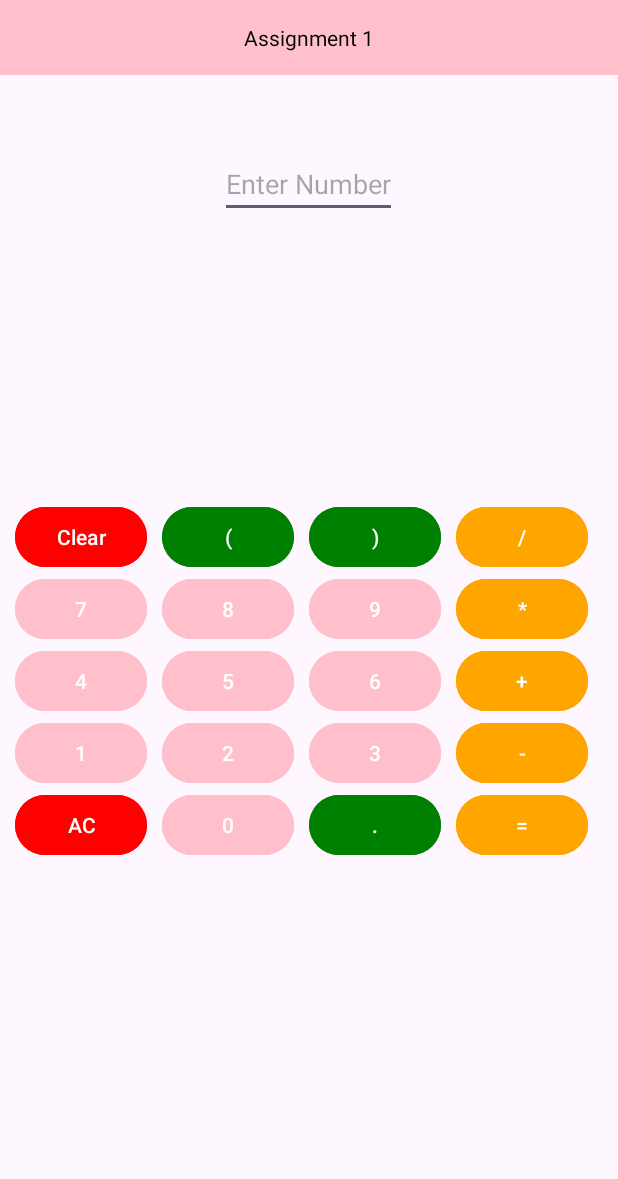
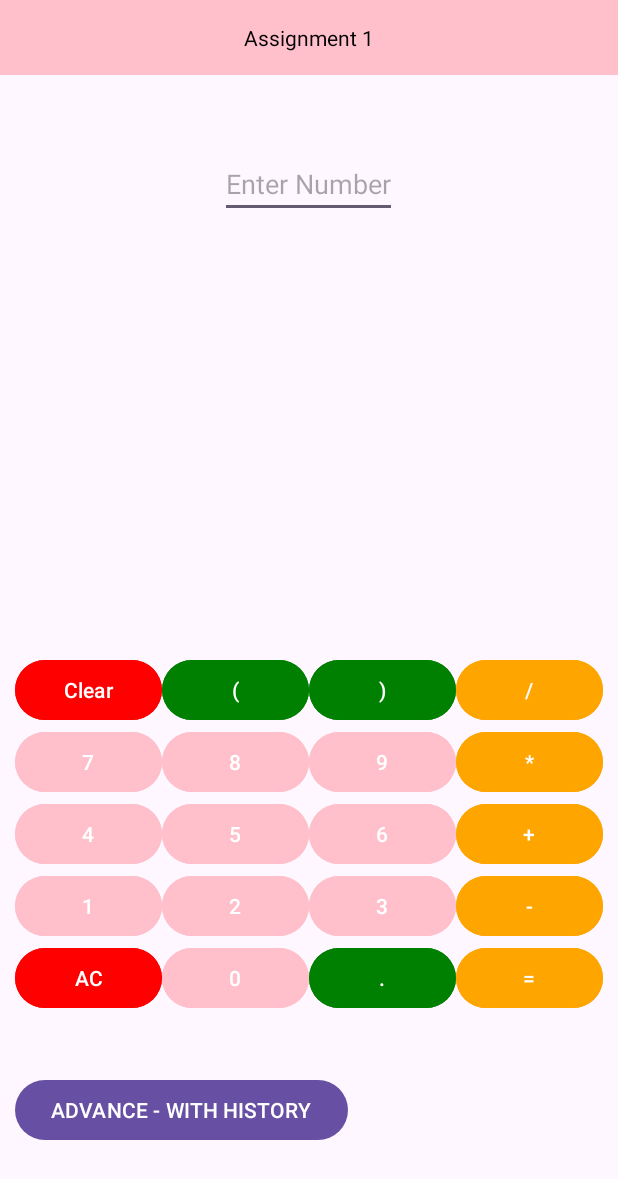
Before and after one commit to amnipriyasowrirajan/CaculatorAndroid, an Android app: the screen it shows after launch (MainActivity), on a phone screen of 412 x 824 dp. Shown: the top 1179 px of the screen. Run offline under Robolectric (Android 15) with nearby library versions, the phone set to English and light mode, and no system bars.

Commit message:
calculator with history

```diff
--- a/app/src/main/java/com/example/basiccalculator/MainActivity.java
+++ b/app/src/main/java/com/example/basiccalculator/MainActivity.java
@@ -1,5 +1,6 @@
 package com.example.basiccalculator;
 
+import android.content.Intent;
 import android.os.Bundle;
 import android.view.View;
 import android.widget.Button;
@@ -11,19 +12,24 @@ import androidx.core.graphics.Insets;
 import androidx.core.view.ViewCompat;
 import androidx.core.view.WindowInsetsCompat;
 
+import java.util.Stack;
+
 public class MainActivity extends AppCompatActivity {
-    float f1,f2,f;
-    Boolean add,sub,mul,div;
+    private StringBuilder history = new StringBuilder(); // Store history of calculations
+
     @Override
     protected void onCreate(Bundle savedInstanceState) {
         super.onCreate(savedInstanceState);
         EdgeToEdge.enable(this);
         setContentView(R.layout.activity_main);
+
         ViewCompat.setOnApplyWindowInsetsListener(findViewById(R.id.main), (v, insets) -> {
             Insets systemBars = insets.getInsets(WindowInsetsCompat.Type.systemBars());
             v.setPadding(systemBars.left, systemBars.top, systemBars.right, systemBars.bottom);
             return insets;
         });
+
+        // Buttons
         Button b1 = findViewById(R.id.b1);
         Button b2 = findViewById(R.id.b2);
         Button b3 = findViewById(R.id.b3);
@@ -38,206 +44,137 @@ public class MainActivity extends AppCompatActivity {
         Button bsub = findViewById(R.id.bsub);
         Button bmul = findViewById(R.id.bmultiple);
         Button bdiv = findViewById(R.id.bdiv);
+        Button bopen = findViewById(R.id.bopen);   // Button for '('
+        Button bclose = findViewById(R.id.bclose); // Button for ')'
         Button bequal = findViewById(R.id.bequal);
         Button bdot = findViewById(R.id.bdot);
         Button bc = findViewById(R.id.bc);
         Button bac = findViewById(R.id.bac);
-// Create Object for Edittext
+        Button bhistory = findViewById(R.id.bhistory); // History button
+
         EditText et = findViewById(R.id.edit);
 
-b1.setOnClickListener(new View.OnClickListener() {
-    @Override
-    public void onClick(View view) {
+        // Number Buttons
+        View.OnClickListener numberListener = v -> {
+            Button button = (Button) v;
+            et.setText(et.getText().toString() + button.getText().toString());
+        };
 
-        et.setText(et.getText()+"1");
+        b1.setOnClickListener(numberListener);
+        b2.setOnClickListener(numberListener);
+        b3.setOnClickListener(numberListener);
+        b4.setOnClickListener(numberListener);
+        b5.setOnClickListener(numberListener);
+        b6.setOnClickListener(numberListener);
+        b7.setOnClickListener(numberListener);
+        b8.setOnClickListener(numberListener);
+        b9.setOnClickListener(numberListener);
+        b0.setOnClickListener(numberListener);
 
-    }
-});
-        b1.setOnClickListener(new View.OnClickListener() {
-            @Override
-            public void onClick(View view) {
+        // Parentheses Buttons
+        bopen.setOnClickListener(view -> et.setText(et.getText().toString() + "("));
+        bclose.setOnClickListener(view -> et.setText(et.getText().toString() + ")"));
 
-                et.setText(et.getText()+"1");
+        // Clear Buttons
+        bc.setOnClickListener(view -> et.setText(""));
+        bac.setOnClickListener(view -> et.setText(""));
 
-            }
+        // Operator Buttons
+        badd.setOnClickListener(view -> et.setText(et.getText().toString() + "+"));
+        bsub.setOnClickListener(view -> et.setText(et.getText().toString() + "-"));
+        bmul.setOnClickListener(view -> et.setText(et.getText().toString() + "*"));
+        bdiv.setOnClickListener(view -> et.setText(et.getText().toString() + "/"));
+
+        // Dot Button
+        bdot.setOnClickListener(view -> {
+            String currentText = et.getText().toString();
+            et.setText(currentText + ".");
         });
-        b2.setOnClickListener(new View.OnClickListener() {
-            @Override
-            public void onClick(View view) {
 
-                et.setText(et.getText()+"2");
+        // Equals Button
+        bequal.setOnClickListener(view -> {
+            String expression = et.getText().toString();
+            try {
+                double result = evaluateExpression(expression);
+                et.setText(String.valueOf(result));
 
-            }
-        });
-        b3.setOnClickListener(new View.OnClickListener() {
-            @Override
-            public void onClick(View view) {
+                // Append the result to the history
+                history.append(expression).append(" = ").append(result).append("\n");
 
-                et.setText(et.getText()+"3");
-
-            }
-        });
-        b4.setOnClickListener(new View.OnClickListener() {
-            @Override
-            public void onClick(View view) {
-
-                et.setText(et.getText()+"4");
-
-            }
-        });
-        b5.setOnClickListener(new View.OnClickListener() {
-            @Override
-            public void onClick(View view) {
-
-                et.setText(et.getText()+"5");
-
-            }
-        });
-        b6.setOnClickListener(new View.OnClickListener() {
-            @Override
-            public void onClick(View view) {
-
-                et.setText(et.getText()+"6");
-
-            }
-        });
-        b7.setOnClickListener(new View.OnClickListener() {
-            @Override
-            public void onClick(View view) {
-
-                et.setText(et.getText()+"7");
-
-            }
-        });
-        b8.setOnClickListener(new View.OnClickListener() {
-            @Override
-            public void onClick(View view) {
-
-                et.setText(et.getText()+"8");
-
-            }
-        });
-        b9.setOnClickListener(new View.OnClickListener() {
-            @Override
-            public void onClick(View view) {
-
-                et.setText(et.getText()+"9");
-
-            }
-        });
-        b0.setOnClickListener(new View.OnClickListener() {
-            @Override
-            public void onClick(View view) {
-
-                et.setText(et.getText()+"0");
-
+            } catch (Exception e) {
+                et.setText("Error");
             }
         });
 
-        bc.setOnClickListener(new View.OnClickListener() {
-            @Override
-            public void onClick(View view) {
+        // History Button - Launch SecondActivity to show history
+        bhistory.setOnClickListener(view -> {
+            Intent intent = new Intent(MainActivity.this, SecondActivity.class);
+            intent.putExtra("history", history.toString());
+            startActivity(intent);
+        });
+    }
 
-                et.setText("");
+    // Function to evaluate a mathematical expression with parentheses
+    private double evaluateExpression(String expression) {
+        Stack<Double> values = new Stack<>();
+        Stack<Character> operators = new Stack<>();
+        char[] tokens = expression.toCharArray();
 
+        for (int i = 0; i < tokens.length; i++) {
+            if (tokens[i] == ' ') continue;
+
+            // If the character is a number
+            if (tokens[i] >= '0' && tokens[i] <= '9' || tokens[i] == '.') {
+                StringBuilder sb = new StringBuilder();
+                while (i < tokens.length && (tokens[i] >= '0' && tokens[i] <= '9' || tokens[i] == '.')) {
+                    sb.append(tokens[i++]);
+                }
+                values.push(Double.parseDouble(sb.toString()));
+                i--; // Correct index after loop
             }
-        });
-        bac.setOnClickListener(new View.OnClickListener() {
-            @Override
-            public void onClick(View view) {
+            // If the character is an opening parenthesis
+            else if (tokens[i] == '(') {
+                operators.push(tokens[i]);
+            }
+            // If the character is a closing parenthesis
+            else if (tokens[i] == ')') {
+                while (!operators.isEmpty() && operators.peek() != '(') {
+                    values.push(applyOperator(operators.pop(), values.pop(), values.pop()));
+                }
+                operators.pop();
+            }
+            // If the character is an operator
+            else if (tokens[i] == '+' || tokens[i] == '-' || tokens[i] == '*' || tokens[i] == '/') {
+                while (!operators.isEmpty() && hasPrecedence(tokens[i], operators.peek())) {
+                    values.push(applyOperator(operators.pop(), values.pop(), values.pop()));
+                }
+                operators.push(tokens[i]);
+            }
+        }
 
-                et.setText("");
+        // Apply remaining operators
+        while (!operators.isEmpty()) {
+            values.push(applyOperator(operators.pop(), values.pop(), values.pop()));
+        }
 
-            }
-        });
-        bdot.setOnClickListener(new View.OnClickListener() {
-            @Override
-            public void onClick(View view) {
+        return values.pop();
+    }
 
-                et.setText(".");
+    // Helper method to check operator precedence
+    private boolean hasPrecedence(char op1, char op2) {
+        if (op2 == '(' || op2 == ')') return false;
+        if ((op1 == '*' || op1 == '/') && (op2 == '+' || op2 == '-')) return false;
+        return true;
+    }
 
-            }
-        });
-
-        // Logics for add,sub,mul,div
-
-      badd.setOnClickListener(new View.OnClickListener() {
-          @Override
-          public void onClick(View view) {
-              f1 = Float.parseFloat(et.getText().toString());
-              et.setText("");
-              add = true;
-
-          }
-      });
-        bsub.setOnClickListener(new View.OnClickListener() {
-            @Override
-            public void onClick(View view) {
-                f1 = Float.parseFloat(et.getText().toString());
-                et.setText("");
-                sub = true;
-
-            }
-        });
-
-        bmul.setOnClickListener(new View.OnClickListener() {
-            @Override
-            public void onClick(View view) {
-                f1 = Float.parseFloat(et.getText().toString());
-                et.setText("");
-                mul = true;
-
-            }
-        });
-
-        bdiv.setOnClickListener(new View.OnClickListener() {
-            @Override
-            public void onClick(View view) {
-                f1 = Float.parseFloat(et.getText().toString());
-                et.setText("");
-                div = true;
-
-            }
-        });
-
-        // equals
-        bequal.setOnClickListener(new View.OnClickListener() {
-            @Override
-            public void onClick(View view) {
-                if(add==true){
-                f2 = Float.parseFloat(et.getText().toString());
-                f = f1+ f2;
-                String err = String.valueOf(f);
-                et.setText(err);
-                add = false;
-                }
-                else if (sub == true){
-
-                    f2 = Float.parseFloat(et.getText().toString());
-                    f = f1 - f2;
-                    String err = String.valueOf(f);
-                    et.setText(err);
-                    sub = false;
-
-                }
-                else if (mul == true) {
-                    f2 = Float.parseFloat(et.getText().toString());
-                    f = f1 * f2;
-                    String err = String.valueOf(f);
-                    et.setText(err);
-                    mul = false;
-
-                }
-                else if (div == true) {
-                    f2 = Float.parseFloat(et.getText().toString());
-                    f = f1 / f2;
-                    String err = String.valueOf(f);
-                    et.setText(err);
-                    div = false;
-
-                }
-            }
-        });
-
+    // Helper method to apply an operator
+    private double applyOperator(char op, double b, double a) {
+        switch (op) {
+            case '+': return a + b;
+            case '-': return a - b;
+            case '*': return a * b;
+            case '/': return a / b;
+        }
+        return 0;
     }
 }
--- a/app/src/main/res/layout/activity_main.xml
+++ b/app/src/main/res/layout/activity_main.xml
@@ -7,6 +7,7 @@
     android:layout_height="match_parent"
     tools:context=".MainActivity">
 
+    <!-- TextView for Title -->
     <TextView
         android:layout_width="match_parent"
         android:layout_height="wrap_content"
@@ -17,6 +18,7 @@
         android:padding="15dp"
         android:gravity="center" />
 
+    <!-- EditText for Number Input -->
     <EditText
         android:id="@+id/edit"
         android:layout_width="wrap_content"
@@ -25,206 +27,224 @@
         android:layout_centerHorizontal="true"
         android:layout_marginTop="100dp" />
 
+    <!-- LinearLayout to Hold Calculator Buttons -->
     <LinearLayout
         android:layout_width="match_parent"
         android:layout_height="wrap_content"
         android:orientation="vertical"
         android:layout_alignParentBottom="true"
-        android:layout_marginBottom="250dp">
+        android:layout_marginBottom="50dp"
+        android:padding="10dp">
 
-        <!-- First Row -->
+        <!-- First Row of Buttons -->
         <LinearLayout
             android:layout_width="match_parent"
             android:layout_height="wrap_content"
-            android:orientation="horizontal">
+            android:orientation="horizontal"
+            android:weightSum="4">
 
             <Button
                 android:id="@+id/bc"
-                android:layout_width="wrap_content"
+                android:layout_width="0dp"
                 android:layout_height="wrap_content"
+                android:layout_weight="1"
                 android:text="Clear"
-                android:layout_marginStart="10dp"
                 android:backgroundTint="@color/Red" />
 
             <Button
                 android:id="@+id/bopen"
-                android:layout_width="wrap_content"
+                android:layout_width="0dp"
                 android:layout_height="wrap_content"
-                android:layout_marginStart="10dp"
+                android:layout_weight="1"
                 android:text="("
                 android:backgroundTint="@color/Green" />
 
             <Button
                 android:id="@+id/bclose"
-                android:layout_width="wrap_content"
+                android:layout_width="0dp"
                 android:layout_height="wrap_content"
-                android:layout_marginStart="10dp"
+                android:layout_weight="1"
                 android:text=")"
                 android:backgroundTint="@color/Green" />
 
             <Button
                 android:id="@+id/bdiv"
-                android:layout_width="wrap_content"
+                android:layout_width="0dp"
                 android:layout_height="wrap_content"
-                android:layout_marginStart="10dp"
+                android:layout_weight="1"
                 android:text="/"
                 android:backgroundTint="@color/Orange" />
         </LinearLayout>
 
-        <!-- Second Row -->
+        <!-- Second Row of Buttons -->
         <LinearLayout
             android:layout_width="match_parent"
             android:layout_height="wrap_content"
-            android:orientation="horizontal">
+            android:orientation="horizontal"
+            android:weightSum="4">
 
             <Button
                 android:id="@+id/b7"
-                android:layout_width="wrap_content"
+                android:layout_width="0dp"
                 android:layout_height="wrap_content"
-                android:layout_marginStart="10dp"
+                android:layout_weight="1"
                 android:text="7"
                 android:backgroundTint="@color/Pink" />
 
             <Button
                 android:id="@+id/b8"
-                android:layout_width="wrap_content"
+                android:layout_width="0dp"
                 android:layout_height="wrap_content"
-                android:layout_marginStart="10dp"
+                android:layout_weight="1"
                 android:text="8"
                 android:backgroundTint="@color/Pink" />
 
             <Button
                 android:id="@+id/b9"
-                android:layout_width="wrap_content"
+                android:layout_width="0dp"
                 android:layout_height="wrap_content"
-                android:layout_marginStart="10dp"
+                android:layout_weight="1"
                 android:text="9"
                 android:backgroundTint="@color/Pink" />
 
             <Button
                 android:id="@+id/bmultiple"
-                android:layout_width="wrap_content"
+                android:layout_width="0dp"
                 android:layout_height="wrap_content"
-                android:layout_marginStart="10dp"
+                android:layout_weight="1"
                 android:text="*"
                 android:backgroundTint="@color/Orange" />
         </LinearLayout>
 
-        <!-- Third Row -->
+        <!-- Third Row of Buttons -->
         <LinearLayout
             android:layout_width="match_parent"
             android:layout_height="wrap_content"
-            android:orientation="horizontal">
+            android:orientation="horizontal"
+            android:weightSum="4">
 
             <Button
                 android:id="@+id/b4"
-                android:layout_width="wrap_content"
+                android:layout_width="0dp"
                 android:layout_height="wrap_content"
-                android:layout_marginStart="10dp"
+                android:layout_weight="1"
                 android:text="4"
                 android:backgroundTint="@color/Pink" />
 
             <Button
                 android:id="@+id/b5"
-                android:layout_width="wrap_content"
+                android:layout_width="0dp"
                 android:layout_height="wrap_content"
-                android:layout_marginStart="10dp"
+                android:layout_weight="1"
                 android:text="5"
                 android:backgroundTint="@color/Pink" />
 
             <Button
                 android:id="@+id/b6"
-                android:layout_width="wrap_content"
+                android:layout_width="0dp"
                 android:layout_height="wrap_content"
-                android:layout_marginStart="10dp"
+                android:layout_weight="1"
                 android:text="6"
                 android:backgroundTint="@color/Pink" />
 
             <Button
                 android:id="@+id/bplus"
-                android:layout_width="wrap_content"
+                android:layout_width="0dp"
                 android:layout_height="wrap_content"
-                android:layout_marginStart="10dp"
+                android:layout_weight="1"
                 android:text="+"
                 android:backgroundTint="@color/Orange" />
         </LinearLayout>
 
-        <!-- Fourth Row -->
+        <!-- Fourth Row of Buttons -->
         <LinearLayout
             android:layout_width="match_parent"
             android:layout_height="wrap_content"
-            android:orientation="horizontal">
+            android:orientation="horizontal"
+            android:weightSum="4">
 
             <Button
                 android:id="@+id/b1"
-                android:layout_width="wrap_content"
+                android:layout_width="0dp"
                 android:layout_height="wrap_content"
-                android:layout_marginStart="10dp"
+                android:layout_weight="1"
                 android:text="1"
                 android:backgroundTint="@color/Pink" />
 
             <Button
                 android:id="@+id/b2"
-                android:layout_width="wrap_content"
+                android:layout_width="0dp"
                 android:layout_height="wrap_content"
-                android:layout_marginStart="10dp"
+                android:layout_weight="1"
                 android:text="2"
                 android:backgroundTint="@color/Pink" />
 
             <Button
                 android:id="@+id/b3"
-                android:layout_width="wrap_content"
+                android:layout_width="0dp"
                 android:layout_height="wrap_content"
-                android:layout_marginStart="10dp"
+                android:layout_weight="1"
                 android:text="3"
                 android:backgroundTint="@color/Pink" />
 
             <Button
                 android:id="@+id/bsub"
-                android:layout_width="wrap_content"
+                android:layout_width="0dp"
                 android:layout_height="wrap_content"
-                android:layout_marginStart="10dp"
+                android:layout_weight="1"
                 android:text="-"
                 android:backgroundTint="@color/Orange" />
         </LinearLayout>
 
-        <!-- Fifth Row -->
+        <!-- Fifth Row of Buttons -->
         <LinearLayout
             android:layout_width="match_parent"
             android:layout_height="wrap_content"
-            android:orientation="horizontal">
+            android:orientation="horizontal"
+            android:weightSum="4">
 
             <Button
                 android:id="@+id/bac"
-                android:layout_width="wrap_content"
+                android:layout_width="0dp"
                 android:layout_height="wrap_content"
-                android:layout_marginStart="10dp"
+                android:layout_weight="1"
                 android:text="AC"
                 android:backgroundTint="@color/Red" />
 
             <Button
                 android:id="@+id/b0"
-                android:layout_width="wrap_content"
+                android:layout_width="0dp"
                 android:layout_height="wrap_content"
-                android:layout_marginStart="10dp"
+                android:layout_weight="1"
                 android:text="0"
                 android:backgroundTint="@color/Pink" />
 
             <Button
                 android:id="@+id/bdot"
-                android:layout_width="wrap_content"
+                android:layout_width="0dp"
                 android:layout_height="wrap_content"
-                android:layout_marginStart="10dp"
+                android:layout_weight="1"
                 android:text="."
                 android:backgroundTint="@color/Green" />
 
             <Button
                 android:id="@+id/bequal"
-                android:layout_width="wrap_content"
+                android:layout_width="0dp"
                 android:layout_height="wrap_content"
-                android:layout_marginStart="10dp"
+                android:layout_weight="1"
                 android:text="="
                 android:backgroundTint="@color/Orange" />
         </LinearLayout>
+
+        <!-- History Button (Placed outside the calculator) -->
+        <Button
+            android:id="@+id/bhistory"
+            android:layout_width="wrap_content"
+            android:layout_height="wrap_content"
+            android:text="@string/advance_with_history"
+            android:layout_centerHorizontal="true"
+            android:layout_marginTop="40dp"
+            android:layout_below="@id/bequal" />
     </LinearLayout>
+
 </RelativeLayout>
--- a/app/src/main/res/values/strings.xml
+++ b/app/src/main/res/values/strings.xml
@@ -1,3 +1,4 @@
 <resources>
     <string name="app_name">BasicCalculator</string>
+    <string name="advance_with_history">ADVANCE - WITH HISTORY</string>
 </resources>
```
Also changed, not shown: app/src/main/AndroidManifest.xml (+6 -3 lines), app/src/main/java/com/example/basiccalculator/SecondActivity.java (added, +29 -0 lines), app/src/main/res/layout/activity_second.xml (added, +35 -0 lines).
